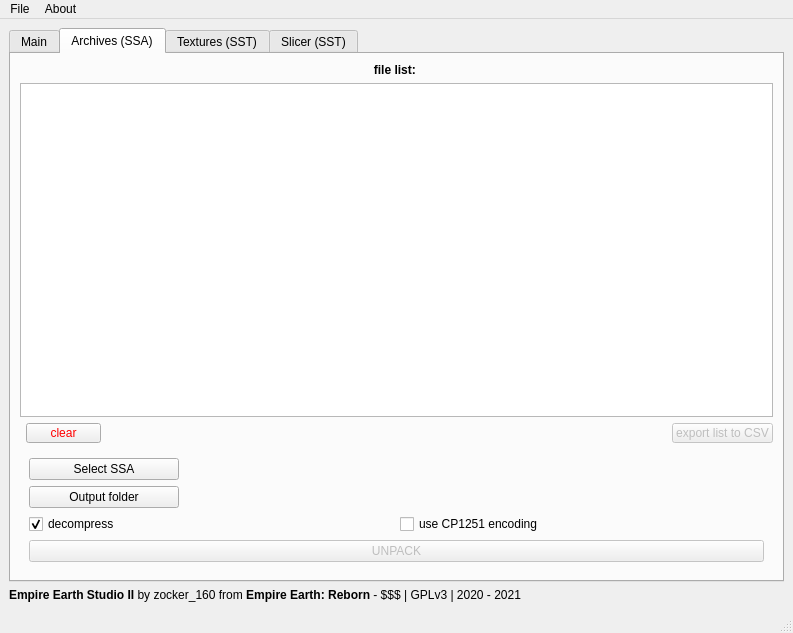
EE-modders/Empire-Earth-Studio-2, file src/ui/ui/mainWindow.ui: the form before one commit.
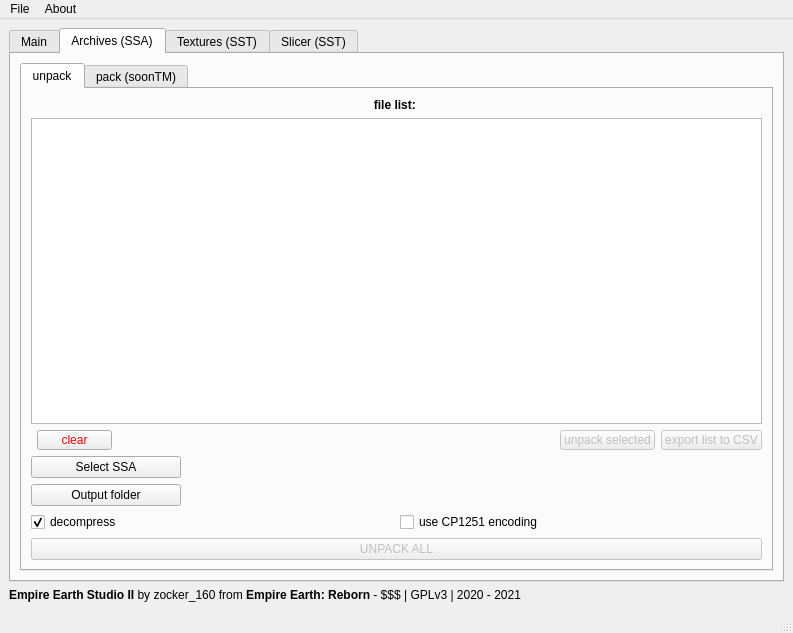
The form after the commit. Icons and pictures are not drawn. Custom widgets are drawn as their Qt base class.

```diff
--- a/src/ui/ui/mainWindow.ui
+++ b/src/ui/ui/mainWindow.ui
@@ -98,6 +98,16 @@
        </attribute>
        <layout class="QVBoxLayout" name="verticalLayout">
         <item>
+         <widget class="QTabWidget" name="tab_ssa_pack_unpack">
+          <property name="currentIndex">
+           <number>0</number>
+          </property>
+          <widget class="QWidget" name="subtab_unpack">
+           <attribute name="title">
+            <string>unpack</string>
+           </attribute>
+           <layout class="QVBoxLayout" name="verticalLayout_10">
+            <item>
          <widget class="QLabel" name="tab_ssa_label">
           <property name="text">
            <string>&lt;html&gt;&lt;head/&gt;&lt;body&gt;&lt;p&gt;&lt;span style=&quot; font-weight:600;&quot;&gt;file list: &lt;/span&gt;&lt;/p&gt;&lt;/body&gt;&lt;/html&gt;</string>
@@ -163,6 +173,22 @@
             </property>
            </spacer>
           </item>
+              <item>
+               <widget class="QPushButton" name="tab_ssa_unpack_one">
+                <property name="enabled">
+                 <bool>false</bool>
+                </property>
+                <property name="maximumSize">
+                 <size>
+                  <width>16777215</width>
+                  <height>20</height>
+                 </size>
+                </property>
+                <property name="text">
+                 <string>unpack selected</string>
+                </property>
+               </widget>
+              </item>
           <item>
            <widget class="QPushButton" name="tab_ssa_list_export">
             <property name="enabled">
@@ -182,15 +208,6 @@
          </layout>
         </item>
         <item>
-         <widget class="QWidget" name="widget" native="true">
-          <property name="minimumSize">
-           <size>
-            <width>0</width>
-            <height>43</height>
-           </size>
-          </property>
-          <layout class="QVBoxLayout" name="verticalLayout_4">
-           <item>
             <layout class="QGridLayout" name="gridLayout_2">
              <item row="0" column="1">
               <widget class="QLabel" name="tab_ssa_label_in">
@@ -328,12 +345,12 @@
             </layout>
            </item>
            <item>
-            <widget class="QPushButton" name="tab_ssa_unpack">
+             <widget class="QPushButton" name="tab_ssa_unpack_all">
              <property name="enabled">
               <bool>false</bool>
              </property>
              <property name="text">
-              <string>UNPACK</string>
+               <string>UNPACK ALL</string>
              </property>
              <property name="checkable">
               <bool>false</bool>
@@ -351,6 +368,12 @@
            </item>
           </layout>
          </widget>
+          <widget class="QWidget" name="subtab_pack">
+           <attribute name="title">
+            <string>pack (soonTM)</string>
+           </attribute>
+          </widget>
+         </widget>
         </item>
        </layout>
       </widget>
```
Left out of the diff: 26 changed lines with no effect on the pictures. Lines whose indentation alone changed are shown as unchanged.
